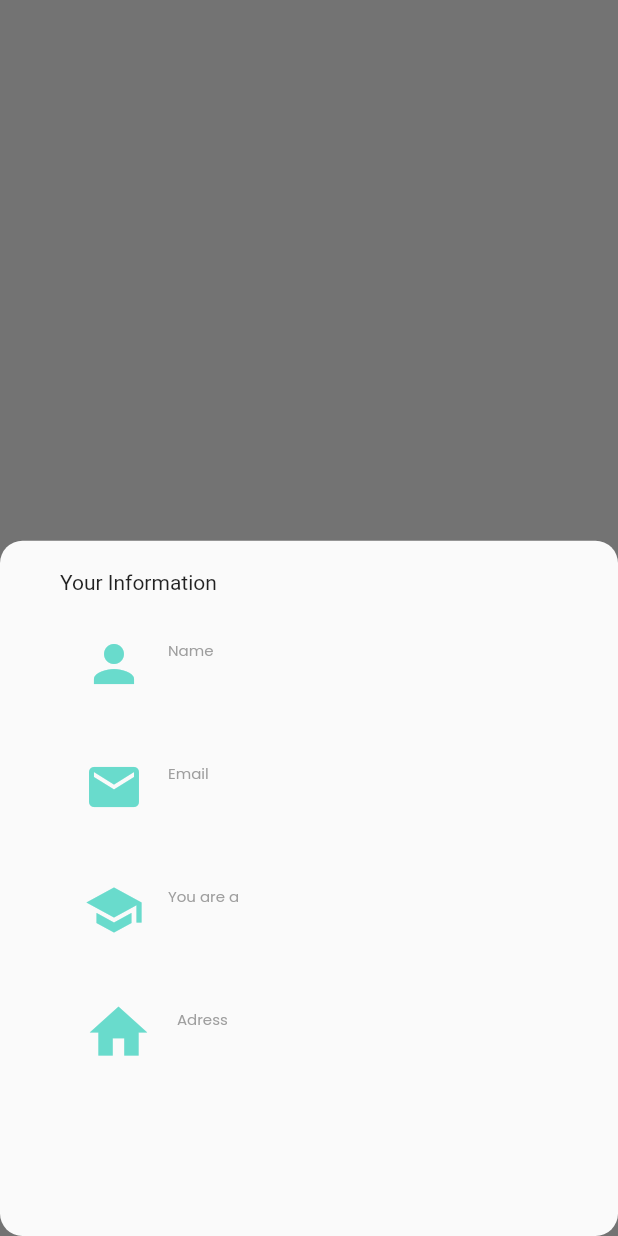
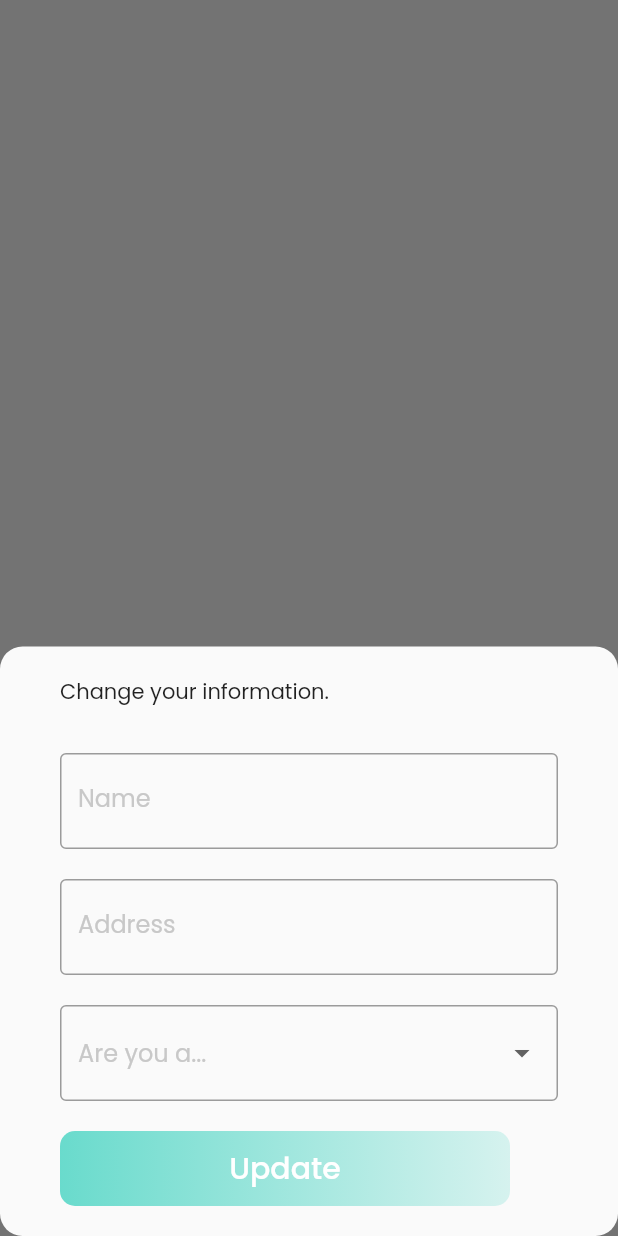
Before and after one commit to cptnmcboatface/Poolish, a Flutter app: what settingModalBottomSheet() shows on an empty page, opened directly with empty values, on a phone screen of 412 x 824 dp. Run offline on Flutter 3.47's test engine with Material 2 defaults, Android fonts, the phone set to English and light mode, and no system bars; our stand-ins replace cloud_firestore, firebase_auth, fl_chart, flutter_spinkit, google_fonts, jiffy; accounts and stored records are empty.

Commit message:
implemented settings

```diff
--- a/lib/screens/authenticate/sign_in.dart
+++ b/lib/screens/authenticate/sign_in.dart
@@ -148,6 +148,7 @@ class _SignInState extends State<SignIn> {
                   ),
                 ),
               ),
+
               FlatButton(onPressed: (){
                 widget.toggleView();
               }, child: Text(
--- a/lib/screens/home/home.dart
+++ b/lib/screens/home/home.dart
@@ -1,5 +1,6 @@
 import 'package:flutter/material.dart';
 import 'package:poolish/screens/authenticate/user_data_collection.dart';
+import 'package:poolish/screens/home/setting_dropdown.dart';
 import 'package:poolish/screens/home/user_info_dropdown.dart';
 import 'package:poolish/screens/previous_results/prev_result_screen.dart';
 import 'package:poolish/shared/constants.dart';
@@ -208,12 +209,15 @@ class _HomeState extends State<Home> {
                 )),
       );
     } else if (id == HomeScreenID.yourInfo) {
-      return settingModalBottomSheet(context, des, name, add, email);
+      return userInfoModalBottomSheet(context, des, name, add, email);
     } else if (id == HomeScreenID.previousResults) {
       Navigator.push(
         context,
         MaterialPageRoute(builder: (context) => History(dB: dB)),
       );
+    }else if (id == HomeScreenID.setting){
+
+      return settingModalBottomSheet(context, des, name, add==null?"N/A":add , email,dB.updateUserDataDocument);
     }
   }
 
--- /dev/null
+++ b/lib/screens/home/setting_dropdown.dart
@@ -0,0 +1,180 @@
+import 'package:flutter/material.dart';
+import 'package:google_fonts/google_fonts.dart';
+import 'package:poolish/shared/constants.dart';
+
+class SettingsModelBottomSheetWidget extends StatefulWidget {
+  final String name, des, add, email;
+  final Function updateUserDataDocument;
+  SettingsModelBottomSheetWidget({this.name, this.des, this.add, this.email, this.updateUserDataDocument});
+  @override
+  _SettingsModelBottomSheetWidgetState createState() =>
+      _SettingsModelBottomSheetWidgetState();
+}
+
+class _SettingsModelBottomSheetWidgetState
+    extends State<SettingsModelBottomSheetWidget> {
+  String _currName, _currDes, _currAdd, _currEmail, des;
+  final _formKey = GlobalKey<FormState>();
+  @override
+  Widget build(BuildContext context) {
+    _currName = _currName == null ? widget.name : _currName;
+    _currDes = _currDes == null ? widget.des : _currDes;
+    _currAdd = _currAdd == null ? widget.add : _currAdd;
+    _currEmail = widget.email;
+    return Container(
+      padding:MediaQuery.of(context).viewInsets,
+        child: Form(
+      key: _formKey,
+      child: Column(
+        crossAxisAlignment: CrossAxisAlignment.start,
+        mainAxisSize: MainAxisSize.min,
+        children: <Widget>[
+          Container(
+            alignment: Alignment.centerLeft,
+            child: Text(
+              "Change your information.",
+              style: GoogleFonts.poppins(),
+            ),
+          ),
+          SizedBox(height: 30.0),
+          TextFormField(
+            initialValue: _currName,
+            autofocus: false,
+            decoration: textInputDecoration.copyWith(
+                hintText: "Enter Your Name",
+                labelText: 'Name',
+                hintStyle: GoogleFonts.poppins(textStyle: hintStyle),
+                labelStyle: GoogleFonts.poppins(
+                    textStyle:
+                        TextStyle(color: Color.fromRGBO(200, 200, 200, 1.0))),
+                focusColor: mainThemeColor,
+                focusedBorder: OutlineInputBorder(
+                    borderSide: BorderSide(
+                  color: mainThemeColor,
+                ))),
+            onChanged: (val) => setState(() => _currName = val),
+            validator: (val)=> val.isEmpty ?"Enter Name":null,
+          ),
+          SizedBox(
+            height: 20,
+          ),
+          TextFormField(
+            initialValue: _currAdd,
+            autofocus: false,
+            decoration: textInputDecoration.copyWith(
+                hintText: "Enter Your Address",
+                labelText: 'Address',
+                hintStyle: GoogleFonts.poppins(textStyle: hintStyle),
+                labelStyle: GoogleFonts.poppins(
+                    textStyle:
+                        TextStyle(color: Color.fromRGBO(200, 200, 200, 1.0))),
+                focusColor: mainThemeColor,
+                focusedBorder: OutlineInputBorder(
+                    borderSide: BorderSide(
+                  color: mainThemeColor,
+                ))),
+            onChanged: (val) => setState(() => _currAdd = val),
+          ),
+          SizedBox(height: 20.0),
+          InputDecorator(
+            decoration: textInputDecoration,
+            child: DropdownButtonHideUnderline(
+              child: DropdownButton<String>(
+                hint: Text("Are you a...",
+                    style: GoogleFonts.poppins(
+                        textStyle: TextStyle(
+                            color: Color.fromRGBO(200, 200, 200, 1.0)))),
+                value: _currDes,
+                isDense: true,
+                onChanged: (String newValue) {
+                  setState(() {
+                    _currDes = newValue;
+                    des = newValue;
+                  });
+                },
+                items: designations.map((String value) {
+                  return DropdownMenuItem<String>(
+                    value: value,
+                    child: Text(value),
+                  );
+                }).toList(),
+              ),
+            ),
+          ),
+          SizedBox(height: 20.0),
+          Container(
+            height: 50.0,
+            child: FlatButton(
+              onPressed: () async {
+                if (_formKey.currentState.validate()) {
+
+                  widget.updateUserDataDocument(_currName,_currDes,_currAdd);
+                  setState(() {
+                    _currAdd = null;
+                    _currDes = null;
+                    _currName = null;
+                  });
+
+                  Navigator.pop(context);
+
+                }
+              },
+              shape: RoundedRectangleBorder(
+                  borderRadius: BorderRadius.circular(10.0)),
+              padding: EdgeInsets.all(0.0),
+              child: Ink(
+                decoration: BoxDecoration(
+                    gradient: LinearGradient(
+                      colors: [
+                        Color.fromRGBO(69, 211, 193, 0.8),
+                        Color.fromRGBO(69, 211, 193, 0.2)
+                      ],
+                    ),
+                    borderRadius: BorderRadius.circular(10.0)),
+                child: Container(
+                  constraints: BoxConstraints(maxWidth: 300.0, minHeight: 50.0),
+                  alignment: Alignment.center,
+                  child: Text(
+                    "Update",
+                    textAlign: TextAlign.center,
+                    style: GoogleFonts.poppins(
+                        textStyle:
+                            TextStyle(color: Colors.white, fontSize: 20)),
+                  ),
+                ),
+              ),
+            ),
+          ),
+        ],
+      ),
+    ));
+  }
+}
+
+void settingModalBottomSheet(context, var des, name, add, email, Function updateUserDataDocument) {
+
+  showModalBottomSheet(
+      isScrollControlled: true,
+      context: context,
+      shape: RoundedRectangleBorder(
+        borderRadius: BorderRadius.circular(15.0),
+      ),
+      builder: (BuildContext context) {
+        return Wrap(
+
+          children: <Widget>[
+            Container(
+              padding: const EdgeInsets.symmetric(horizontal: 20, vertical: 10),
+              margin: const EdgeInsets.symmetric(horizontal: 20, vertical: 10),
+              child: SettingsModelBottomSheetWidget(
+                name: name,
+                des: des,
+                add: add,
+                email: email,
+                updateUserDataDocument: updateUserDataDocument,
+              ),
+            ),
+          ],
+        );
+      });
+}
--- a/lib/screens/home/user_info_dropdown.dart
+++ b/lib/screens/home/user_info_dropdown.dart
@@ -2,7 +2,7 @@ import 'package:flutter/material.dart';
 import 'package:google_fonts/google_fonts.dart';
 import 'package:poolish/shared/constants.dart';
 
-void settingModalBottomSheet(context, var des,name,add,email) {
+void userInfoModalBottomSheet(context, var des,name,add,email) {
     showModalBottomSheet(
         context: context,
         shape: RoundedRectangleBorder(
@@ -19,7 +19,7 @@ void settingModalBottomSheet(context, var des,name,add,email) {
               crossAxisAlignment: CrossAxisAlignment.stretch
 ,
               children: <Widget>[
-                Container(child: Text("Your Information"),),
+                Container(child: Text("Your Information", style: GoogleFonts.poppins(),),),
                 SizedBox(height: 10,),
                 ListTile(
                   title: Text("Name",
```
